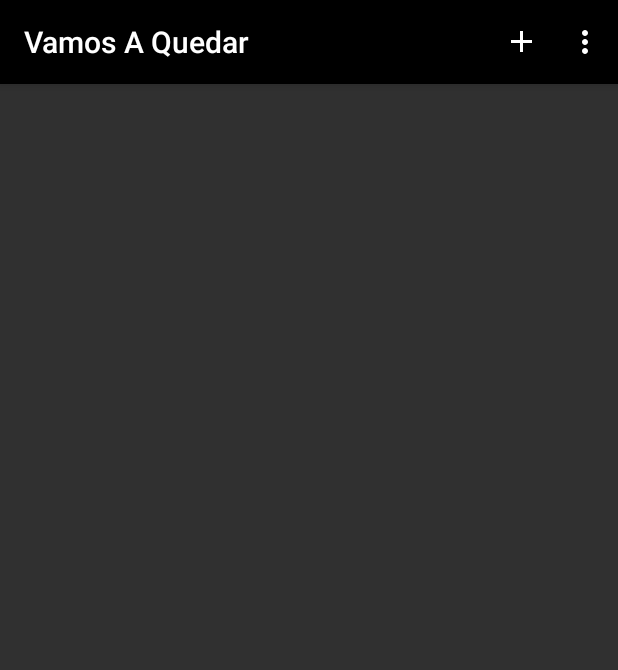
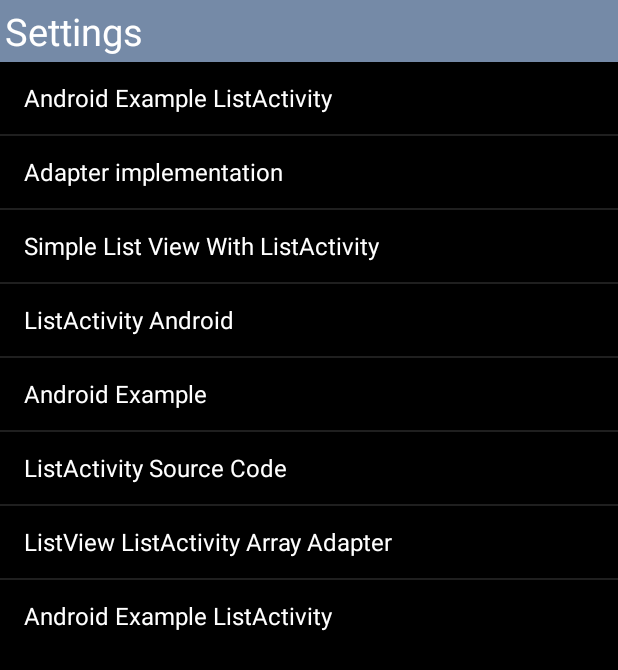
Before and after one commit to azra1/Vamos-A-Queder, an Android app: the screen it shows after launch once a user with an empty profile is signed in (Main2Activity before the commit, SettingsActivity after it), in the options menu, after a tap on "Settings", on a phone screen of 412 x 824 dp. Shown: the top 670 px of the screen. Run offline under Robolectric (Android 15) with nearby library versions, the phone set to English and light mode, and no system bars; our stand-ins replace Firebase (no records; nobody signed in at launch, a user with empty details on screens opened directly).

Commit message:
SECOND COMMIT

```diff
--- a/app/src/main/AndroidManifest.xml
+++ b/app/src/main/AndroidManifest.xml
@@ -1,23 +1,27 @@
 <?xml version="1.0" encoding="utf-8"?>
 <manifest xmlns:android="http://schemas.android.com/apk/res/android"
     package="com.techfreaks.vamosaquedar">
-    <uses-permission android:name="android.permission.ACCESS_FINE_LOCATION"/>
-    <uses-permission android:name="android.permission.CAMERA"/>
-    <uses-permission android:name="android.permission.WRITE_EXTERNAL_STORAGE"/>
-    <uses-permission android:name="android.permission.READ_EXTERNAL_STORAGE"/>
-    <uses-feature android:name="android.hardware.camera"
+
+    <uses-permission android:name="android.permission.ACCESS_FINE_LOCATION" />
+    <uses-permission android:name="android.permission.CAMERA" />
+    <uses-permission android:name="android.permission.WRITE_EXTERNAL_STORAGE" />
+    <uses-permission android:name="android.permission.READ_EXTERNAL_STORAGE" />
+
+    <uses-feature
+        android:name="android.hardware.camera"
         android:required="true" />
+
     <application
         android:allowBackup="true"
         android:icon="@mipmap/ic_launcher"
         android:label="@string/app_name"
         android:roundIcon="@mipmap/ic_launcher_round"
         android:supportsRtl="true"
-        android:theme="@style/AppTheme"
-        >
+        android:theme="@style/AppTheme">
         <service
             android:name=".FetchAddressIntentService"
-            android:exported="false"/>
+            android:exported="false" />
+
         <activity android:name=".MainActivity">
             <intent-filter>
                 <action android:name="android.intent.action.MAIN" />
@@ -26,8 +30,8 @@
             </intent-filter>
         </activity>
         <activity android:name=".Main2Activity" />
-        <activity android:name=".Postevent">
-        </activity>
+        <activity android:name=".Postevent"></activity>
+        <activity android:name=".SettingsActivity"></activity>
     </application>
 
 </manifest>
--- a/app/src/main/java/com/techfreaks/vamosaquedar/Main2Activity.java
+++ b/app/src/main/java/com/techfreaks/vamosaquedar/Main2Activity.java
@@ -30,6 +30,10 @@ public class Main2Activity extends AppCompatActivity {
         {
             startActivity(new Intent(Main2Activity.this, Postevent.class));
         }
+        else if(item.getItemId()==R.id.action_settings)
+        {
+            startActivity(new Intent(Main2Activity.this, SettingsActivity.class));
+        }
         return super.onOptionsItemSelected(item);
     }
 }
--- /dev/null
+++ b/app/src/main/java/com/techfreaks/vamosaquedar/SettingsActivity.java
@@ -0,0 +1,60 @@
+package com.techfreaks.vamosaquedar;
+
+import android.app.ListActivity;
+import android.database.Cursor;
+import android.provider.Contacts;
+import android.support.v7.app.AppCompatActivity;
+import android.os.Bundle;
+import android.view.View;
+import android.widget.ArrayAdapter;
+import android.widget.ListAdapter;
+import android.widget.ListView;
+import android.widget.SimpleCursorAdapter;
+import android.widget.TextView;
+
+public class SettingsActivity extends ListActivity {
+    TextView heading;
+
+    @Override
+    protected void onCreate(Bundle savedInstanceState) {
+
+        super.onCreate(savedInstanceState);
+        setContentView(R.layout.activity_settings);
+
+
+        heading = (TextView)findViewById(R.id.Heading);
+
+        //listView = (ListView) findViewById(R.id.list);
+        String[] values = new String[] { "Android Example ListActivity", "Adapter implementation", "Simple List View With ListActivity",
+                "ListActivity Android", "Android Example", "ListActivity Source Code", "ListView ListActivity Array Adapter", "Android Example ListActivity" };
+
+        // Define a new Adapter
+        // First parameter - Context
+        // Second parameter - Layout for the row
+        // Third - the Array of data
+
+        ArrayAdapter<String> adapter = new ArrayAdapter<String>(this,
+                android.R.layout.simple_list_item_1, values);
+
+
+        // Assign adapter to List
+        setListAdapter(adapter);
+    }
+
+
+    @Override
+    protected void onListItemClick(ListView l, View v, int position, long id) {
+
+        super.onListItemClick(l, v, position, id);
+
+        // ListView Clicked item index
+        int itemPosition     = position;
+
+        // ListView Clicked item value
+        String  itemValue    = (String) l.getItemAtPosition(position);
+
+       // content.setText("Click : \n  Position :"+itemPosition+"  \n  ListItem : " +itemValue);
+
+    }
+
+}
--- a/app/src/main/res/layout/activity_postevent.xml
+++ b/app/src/main/res/layout/activity_postevent.xml
@@ -102,7 +102,8 @@
         android:padding="15dp"
         android:textColor="#ffffff"
         android:textColorHint="#d3d3d3"
-        android:id="@+id/editText" />
+        android:id="@+id/editText"
+        android:focusable="false"/>
 
     <EditText
         android:id="@+id/date"
--- /dev/null
+++ b/app/src/main/res/layout/activity_settings.xml
@@ -0,0 +1,29 @@
+<?xml version="1.0" encoding="utf-8"?>
+<LinearLayout xmlns:android="http://schemas.android.com/apk/res/android"
+    xmlns:app="http://schemas.android.com/apk/res-auto"
+    xmlns:tools="http://schemas.android.com/tools"
+    android:layout_width="match_parent"
+    android:layout_height="match_parent"
+    tools:context="com.techfreaks.vamosaquedar.SettingsActivity"
+    android:background="#000000"
+    android:orientation="vertical">
+
+
+    <TextView
+        android:id="@+id/Heading"
+        android:layout_width="fill_parent"
+        android:layout_height="wrap_content"
+        android:background="#758AA7"
+        android:padding="3dp"
+        android:text="Settings"
+        android:textColor="#ffffff"
+        android:textSize="25dp" />
+    <ListView
+        android:layout_width="match_parent"
+        android:layout_height="wrap_content"
+        android:id="@android:id/list">
+
+    </ListView>
+
+
+</LinearLayout>
```
